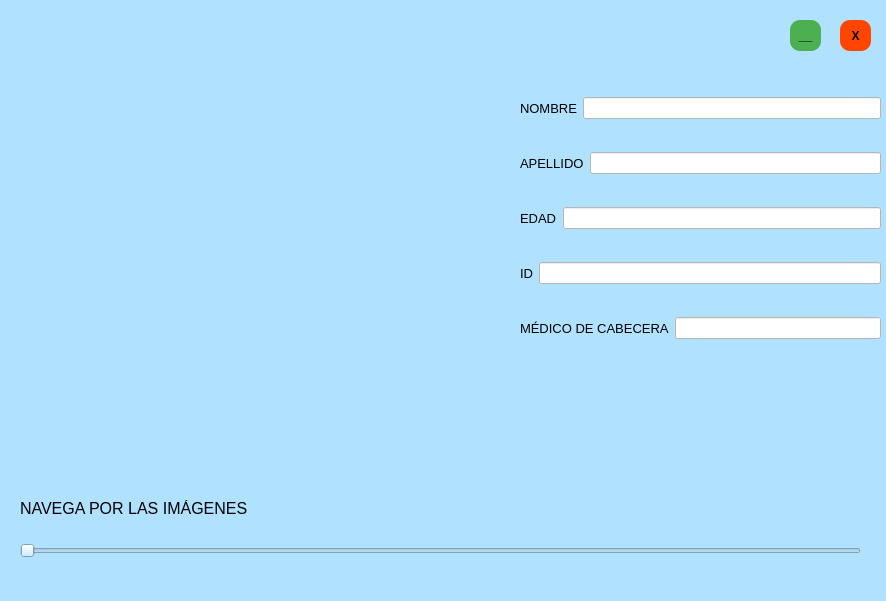
Before: the Qt Designer form imagenes_dicom.ui in Michael10Crack/Proyecto, drawn with Qt 5.
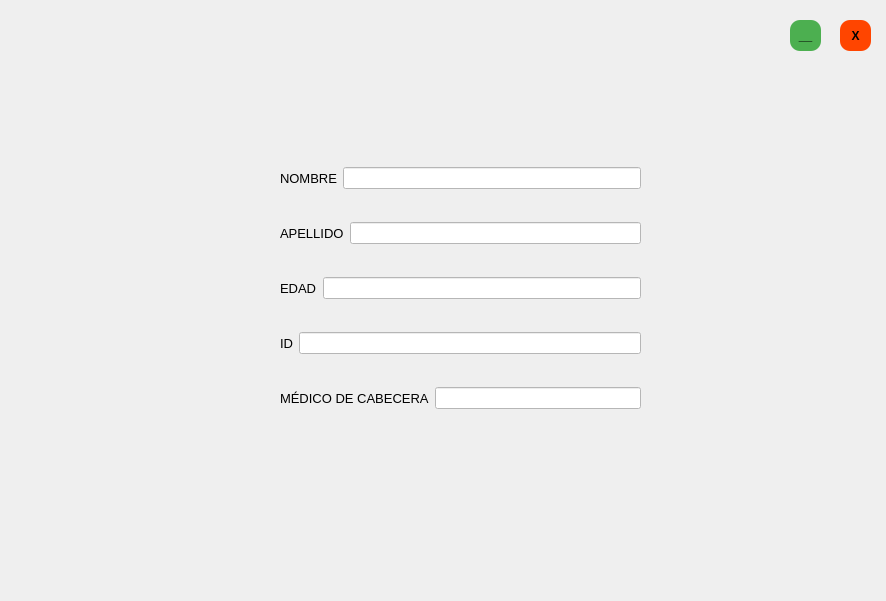
After: the same form once the commit is applied.

Patch:
```diff
--- a/imagenes_dicom.ui
+++ b/imagenes_dicom.ui
@@ -17,7 +17,7 @@
    <string>Dialog</string>
   </property>
   <property name="styleSheet">
-   <string notr="true">background-color:   #B0E2FF; /* Azul clarito */
+   <string notr="true">
 
 
 
@@ -26,8 +26,8 @@
   <widget class="QWidget" name="verticalLayoutWidget_2">
    <property name="geometry">
     <rect>
-     <x>520</x>
-     <y>70</y>
+     <x>280</x>
+     <y>140</y>
      <width>361</width>
      <height>301</height>
     </rect>
@@ -169,62 +169,6 @@
     </item>
    </layout>
   </widget>
-  <widget class="QSlider" name="horizontalSlider">
-   <property name="geometry">
-    <rect>
-     <x>20</x>
-     <y>540</y>
-     <width>841</width>
-     <height>22</height>
-    </rect>
-   </property>
-   <property name="cursor">
-    <cursorShape>ArrowCursor</cursorShape>
-   </property>
-   <property name="styleSheet">
-    <string notr="true">background-color: &quot;#FFCCCC&quot;
-</string>
-   </property>
-   <property name="orientation">
-    <enum>Qt::Horizontal</enum>
-   </property>
-  </widget>
-  <widget class="QLabel" name="label_2">
-   <property name="geometry">
-    <rect>
-     <x>20</x>
-     <y>500</y>
-     <width>231</width>
-     <height>16</height>
-    </rect>
-   </property>
-   <property name="font">
-    <font>
-     <pointsize>12</pointsize>
-    </font>
-   </property>
-   <property name="text">
-    <string>NAVEGA POR LAS IMÁGENES</string>
-   </property>
-  </widget>
-  <widget class="QLabel" name="label">
-   <property name="geometry">
-    <rect>
-     <x>20</x>
-     <y>10</y>
-     <width>481</width>
-     <height>461</height>
-    </rect>
-   </property>
-   <property name="styleSheet">
-    <string notr="true">background-color: &quot;#FFCCCC&quot;
-
-</string>
-   </property>
-   <property name="text">
-    <string/>
-   </property>
-  </widget>
   <widget class="QPushButton" name="minimizar">
    <property name="geometry">
     <rect>
```
